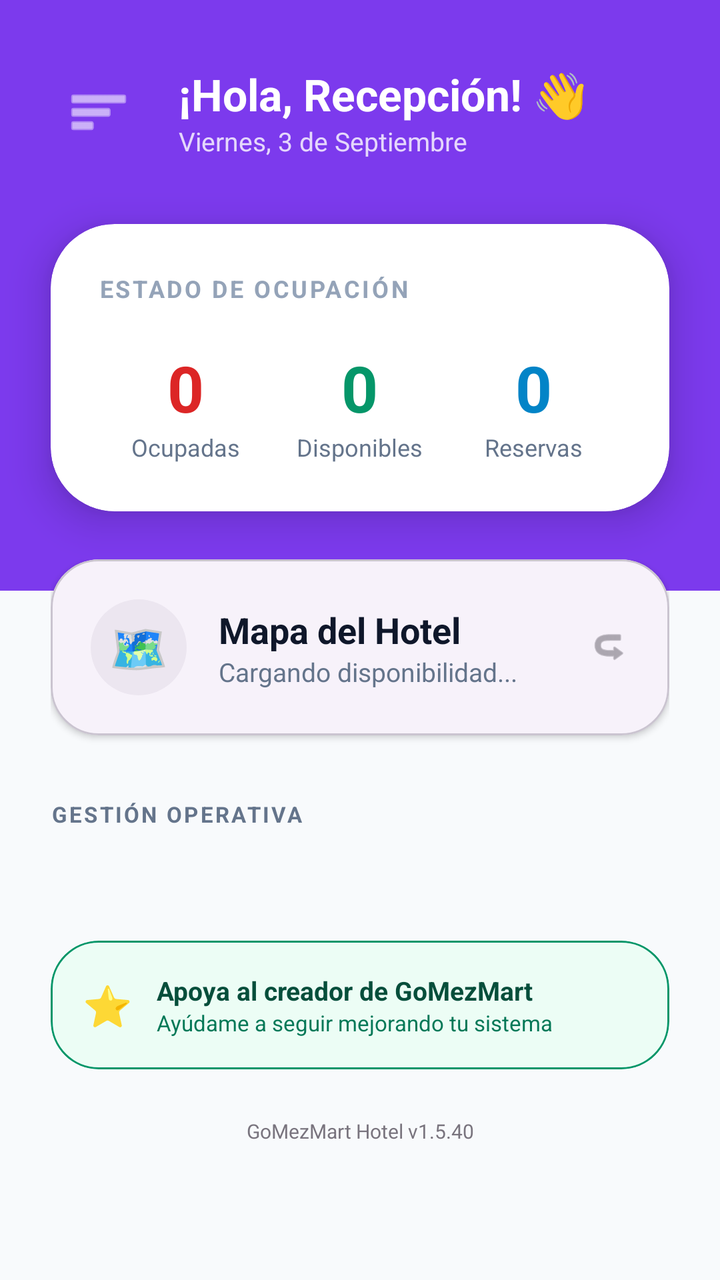
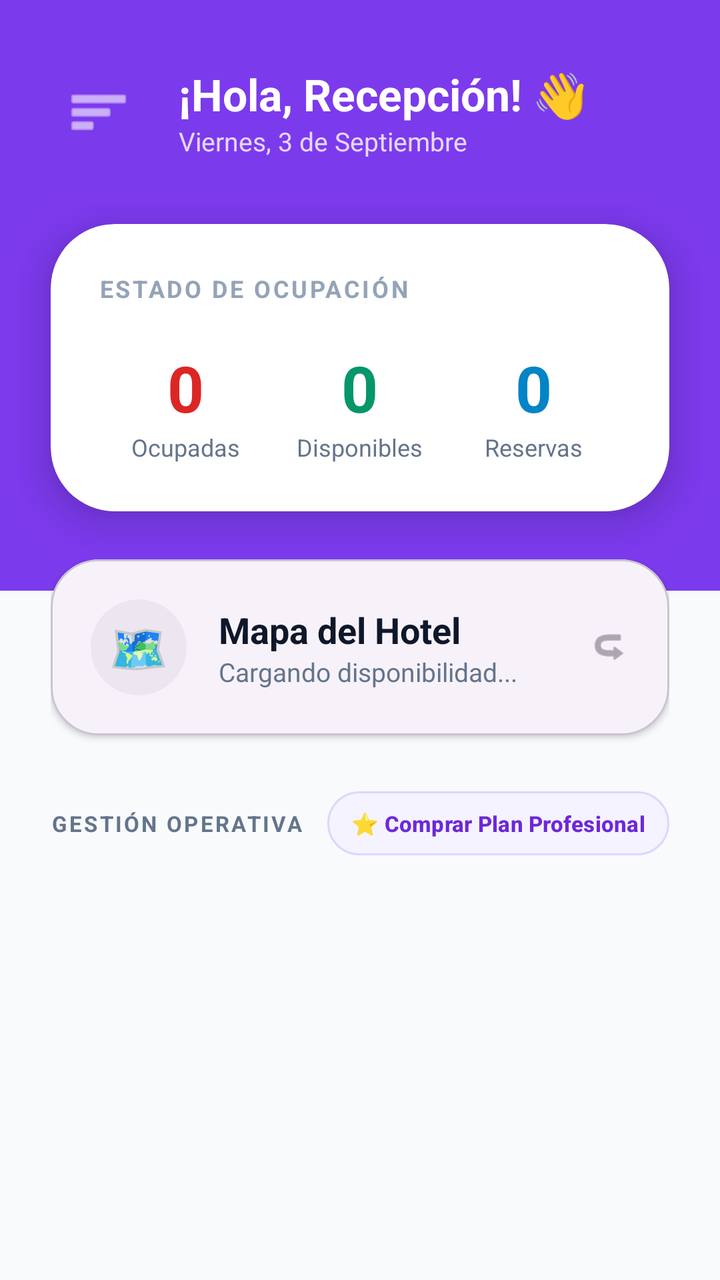

Compare the two renders of this Android layout. The source of the first and the diff that turns it into the second are given below.
<!-- AndroidManifest.xml: application theme Theme.Gomezmart -->
<!-- res/layout/fragment_hotel_home.xml -->
<?xml version="1.0" encoding="utf-8"?>
<androidx.coordinatorlayout.widget.CoordinatorLayout xmlns:android="http://schemas.android.com/apk/res/android"
    xmlns:app="http://schemas.android.com/apk/res-auto"
    xmlns:tools="http://schemas.android.com/tools"
    android:layout_width="match_parent"
    android:layout_height="match_parent"
    android:background="?attr/colorSurface">

    <androidx.constraintlayout.widget.Guideline
        android:id="@+id/guidelineLeftRoot"
        android:layout_width="wrap_content"
        android:layout_height="wrap_content"
        android:orientation="vertical"
        app:layout_constraintGuide_percent="0.06" />

    <androidx.constraintlayout.widget.Guideline
        android:id="@+id/guidelineRightRoot"
        android:layout_width="wrap_content"
        android:layout_height="wrap_content"
        android:orientation="vertical"
        app:layout_constraintGuide_percent="0.94" />

    <androidx.core.widget.NestedScrollView
        android:id="@+id/scrollHotelContent"
        android:layout_width="match_parent"
        android:layout_height="match_parent"
        android:fillViewport="true">

        <androidx.constraintlayout.widget.ConstraintLayout
            android:layout_width="match_parent"
            android:layout_height="wrap_content">

            
            <View
                android:id="@+id/hotelHeaderBackground"
                android:layout_width="match_parent"
                android:layout_height="0dp"
                android:background="@color/purple_600"
                app:layout_constraintBottom_toBottomOf="@id/cardHotelStatus"
                app:layout_constraintTop_toTopOf="parent"
                app:layout_constraintVertical_bias="0"
                android:layout_marginBottom="-40dp" />

            
            <androidx.constraintlayout.widget.Guideline
                android:id="@+id/guidelineLeft"
                android:layout_width="wrap_content"
                android:layout_height="wrap_content"
                android:orientation="vertical"
                app:layout_constraintGuide_percent="0.07" />

            <androidx.constraintlayout.widget.Guideline
                android:id="@+id/guidelineRight"
                android:layout_width="wrap_content"
                android:layout_height="wrap_content"
                android:orientation="vertical"
                app:layout_constraintGuide_percent="0.93" />

            
            <LinearLayout
                android:id="@+id/layoutHotelHeader"
                android:layout_width="0dp"
                android:layout_height="wrap_content"
                android:layout_marginTop="32dp"
                android:orientation="horizontal"
                android:gravity="center_vertical"
                app:layout_constraintStart_toStartOf="@id/guidelineLeft"
                app:layout_constraintEnd_toEndOf="@id/guidelineRight"
                app:layout_constraintTop_toTopOf="parent">

                <ImageButton
                    android:id="@+id/btnMenuHotel"
                    android:layout_width="48dp"
                    android:layout_height="48dp"
                    android:background="?attr/selectableItemBackgroundBorderless"
                    android:src="@android:drawable/ic_menu_sort_by_size"
                    app:tint="@color/white" />

                <LinearLayout
                    android:layout_width="0dp"
                    android:layout_height="wrap_content"
                    android:layout_weight="1"
                    android:orientation="vertical"
                    android:layout_marginStart="16dp">

                    <TextView
                        android:id="@+id/tvWelcome"
                        android:layout_width="wrap_content"
                        android:layout_height="wrap_content"
                        android:text="¡Hola, Recepción! 👋"
                        android:textSize="22sp"
                        android:textStyle="bold"
                        android:textColor="@color/white" />

                    <TextView
                        android:id="@+id/tvHotelDate"
                        android:layout_width="wrap_content"
                        android:layout_height="wrap_content"
                        android:text="Viernes, 3 de Septiembre"
                        android:textSize="13sp"
                        android:textColor="@color/white"
                        android:alpha="0.8" />
                </LinearLayout>
            </LinearLayout>

            
            <com.google.android.material.card.MaterialCardView
                android:id="@+id/cardHotelStatus"
                android:layout_width="0dp"
                android:layout_height="wrap_content"
                android:layout_marginTop="32dp"
                app:cardCornerRadius="32dp"
                app:cardElevation="12dp"
                app:strokeWidth="0dp"
                app:cardBackgroundColor="@color/white"
                app:layout_constraintTop_toBottomOf="@id/layoutHotelHeader"
                app:layout_constraintStart_toStartOf="@id/guidelineLeft"
                app:layout_constraintEnd_toEndOf="@id/guidelineRight">

                <LinearLayout
                    android:layout_width="match_parent"
                    android:layout_height="wrap_content"
                    android:orientation="vertical"
                    android:padding="24dp">

                    <TextView
                        android:layout_width="wrap_content"
                        android:layout_height="wrap_content"
                        android:text="ESTADO DE OCUPACIÓN"
                        android:textSize="12sp"
                        android:textStyle="bold"
                        android:textColor="@color/slate_400"
                        android:letterSpacing="0.1" />

                    <LinearLayout
                        android:layout_width="match_parent"
                        android:layout_height="wrap_content"
                        android:orientation="horizontal"
                        android:layout_marginTop="20dp"
                        android:weightSum="3">

                        
                        <LinearLayout
                            android:layout_width="0dp"
                            android:layout_height="wrap_content"
                            android:layout_weight="1"
                            android:orientation="vertical"
                            android:gravity="center">
                            <TextView
                                android:id="@+id/tvStatOccupied"
                                android:layout_width="wrap_content"
                                android:layout_height="wrap_content"
                                android:text="0"
                                android:textSize="32sp"
                                android:textStyle="bold"
                                android:textColor="@color/red_600" />
                            <TextView
                                android:layout_width="wrap_content"
                                android:layout_height="wrap_content"
                                android:text="Ocupadas"
                                android:textSize="12sp"
                                android:textColor="@color/slate_500" />
                        </LinearLayout>

                        
                        <LinearLayout
                            android:layout_width="0dp"
                            android:layout_height="wrap_content"
                            android:layout_weight="1"
                            android:orientation="vertical"
                            android:gravity="center">
                            <TextView
                                android:id="@+id/tvStatFree"
                                android:layout_width="wrap_content"
                                android:layout_height="wrap_content"
                                android:text="0"
                                android:textSize="32sp"
                                android:textStyle="bold"
                                android:textColor="@color/emerald_600" />
                            <TextView
                                android:layout_width="wrap_content"
                                android:layout_height="wrap_content"
                                android:text="Disponibles"
                                android:textSize="12sp"
                                android:textColor="@color/slate_500" />
                        </LinearLayout>

                        
                        <LinearLayout
                            android:layout_width="0dp"
                            android:layout_height="wrap_content"
                            android:layout_weight="1"
                            android:orientation="vertical"
                            android:gravity="center">
                            <TextView
                                android:id="@+id/tvStatReserved"
                                android:layout_width="wrap_content"
                                android:layout_height="wrap_content"
                                android:text="0"
                                android:textSize="32sp"
                                android:textStyle="bold"
                                android:textColor="@color/sky_600" />
                            <TextView
                                android:layout_width="wrap_content"
                                android:layout_height="wrap_content"
                                android:text="Reservas"
                                android:textSize="12sp"
                                android:textColor="@color/slate_500" />
                        </LinearLayout>
                    </LinearLayout>
                </LinearLayout>
            </com.google.android.material.card.MaterialCardView>

            
            <LinearLayout
                android:layout_width="0dp"
                android:layout_height="wrap_content"
                android:orientation="vertical"
                android:paddingTop="24dp"
                android:paddingBottom="120dp"
                app:layout_constraintTop_toBottomOf="@id/cardHotelStatus"
                app:layout_constraintStart_toStartOf="@id/guidelineLeft"
                app:layout_constraintEnd_toEndOf="@id/guidelineRight">

                
                <com.google.android.material.card.MaterialCardView
                    android:id="@+id/cardRoomsMap"
                    android:layout_width="match_parent"
                    android:layout_height="wrap_content"
                    app:cardCornerRadius="24dp"
                    app:cardElevation="2dp"
                    app:strokeWidth="1dp"
                    app:strokeColor="?attr/colorOutlineVariant"
                    app:cardBackgroundColor="?attr/colorSurfaceContainerLow"
                    android:clickable="true"
                    android:focusable="true">
                    <LinearLayout
                        android:layout_width="match_parent"
                        android:layout_height="wrap_content"
                        android:orientation="horizontal"
                        android:padding="20dp"
                        android:gravity="center_vertical">
                        <TextView
                            android:layout_width="48dp"
                            android:layout_height="48dp"
                            android:text="🗺️"
                            android:textSize="24sp"
                            android:gravity="center"
                            android:background="@drawable/bg_circle_surface" />
                        <LinearLayout
                            android:layout_width="0dp"
                            android:layout_height="wrap_content"
                            android:layout_weight="1"
                            android:orientation="vertical"
                            android:layout_marginStart="16dp">
                            <TextView
                                android:layout_width="wrap_content"
                                android:layout_height="wrap_content"
                                android:text="Mapa del Hotel"
                                android:textStyle="bold"
                                android:textSize="18sp"
                                android:textColor="?attr/colorOnSurface" />
                            <TextView
                                android:id="@+id/tvRoomsSummary"
                                android:layout_width="wrap_content"
                                android:layout_height="wrap_content"
                                android:text="Cargando disponibilidad..."
                                android:textSize="13sp"
                                android:textColor="?attr/colorOnSurfaceVariant" />
                        </LinearLayout>
                        <ImageView
                            android:layout_width="20dp"
                            android:layout_height="20dp"
                            android:src="@android:drawable/ic_menu_revert"
                            android:rotation="180"
                            app:tint="?attr/colorOutline" />
                    </LinearLayout>
                </com.google.android.material.card.MaterialCardView>

                <TextView
                    android:layout_width="wrap_content"
                    android:layout_height="wrap_content"
                    android:text="GESTIÓN OPERATIVA"
                    android:textStyle="bold"
                    android:textColor="?attr/colorOnSurfaceVariant"
                    android:textSize="11sp"
                    android:letterSpacing="0.1"
                    android:layout_marginTop="32dp"
                    android:layout_marginBottom="16dp" />

                
                <androidx.recyclerview.widget.RecyclerView
                    android:id="@+id/rvHotelToolsGrid"
                    android:layout_width="match_parent"
                    android:layout_height="wrap_content"
                    android:layout_marginTop="8dp"
                    android:nestedScrollingEnabled="false"
                    tools:listitem="@layout/item_hotel_tool_card" />

                
                <com.google.android.material.card.MaterialCardView
                    android:id="@+id/btnSupportCreatorHotel"
                    android:layout_width="match_parent"
                    android:layout_height="wrap_content"
                    android:layout_marginTop="32dp"
                    app:cardCornerRadius="24dp"
                    app:cardElevation="0dp"
                    app:strokeWidth="1dp"
                    app:strokeColor="@color/emerald_600"
                    app:cardBackgroundColor="@color/emerald_50"
                    android:clickable="true"
                    android:focusable="true">
                    <LinearLayout
                        android:layout_width="match_parent"
                        android:layout_height="wrap_content"
                        android:orientation="horizontal"
                        android:padding="16dp"
                        android:gravity="center_vertical">
                        <TextView
                            android:layout_width="wrap_content"
                            android:layout_height="wrap_content"
                            android:text="⭐"
                            android:textSize="20sp"
                            android:layout_marginEnd="12dp" />
                        <LinearLayout
                            android:layout_width="match_parent"
                            android:layout_height="wrap_content"
                            android:orientation="vertical">
                            <TextView
                                android:layout_width="wrap_content"
                                android:layout_height="wrap_content"
                                android:text="Apoya al creador de GoMezMart"
                                android:textSize="13sp"
                                android:textStyle="bold"
                                android:textColor="@color/emerald_900" />
                            <TextView
                                android:layout_width="wrap_content"
                                android:layout_height="wrap_content"
                                android:text="Ayúdame a seguir mejorando tu sistema"
                                android:textSize="11sp"
                                android:textColor="@color/emerald_700" />
                        </LinearLayout>
                    </LinearLayout>
                </com.google.android.material.card.MaterialCardView>

                <TextView
                    android:layout_width="match_parent"
                    android:layout_height="wrap_content"
                    android:text="GoMezMart Hotel v1.5.40"
                    android:textAlignment="center"
                    android:textSize="10sp"
                    android:textColor="?attr/colorOutline"
                    android:layout_marginTop="24dp" />

            </LinearLayout>

        </androidx.constraintlayout.widget.ConstraintLayout>
    </androidx.core.widget.NestedScrollView>

</androidx.coordinatorlayout.widget.CoordinatorLayout>
<!-- res/layout/item_hotel_tool_card.xml (included above) -->
<?xml version="1.0" encoding="utf-8"?>
<com.google.android.material.card.MaterialCardView xmlns:android="http://schemas.android.com/apk/res/android"
    xmlns:app="http://schemas.android.com/apk/res-auto"
    android:layout_width="match_parent"
    android:layout_height="wrap_content"
    android:layout_margin="6dp"
    app:cardCornerRadius="24dp"
    app:cardElevation="1dp"
    app:strokeWidth="1dp"
    app:strokeColor="?attr/colorOutlineVariant"
    app:cardBackgroundColor="?attr/colorSurfaceContainerLow"
    android:clickable="true"
    android:focusable="true"
    android:foreground="?attr/selectableItemBackground">

    <FrameLayout
        android:layout_width="match_parent"
        android:layout_height="match_parent">

        <LinearLayout
            android:layout_width="match_parent"
            android:layout_height="wrap_content"
            android:orientation="vertical"
            android:padding="16dp"
            android:gravity="center"
            android:minHeight="140dp">

            <TextView
                android:id="@+id/tvToolEmoji"
                android:layout_width="48dp"
                android:layout_height="48dp"
                android:text="🚀"
                android:textSize="32sp"
                android:gravity="center"
                android:visibility="visible" />

            <ImageView
                android:id="@+id/ivToolIcon"
                android:layout_width="32dp"
                android:layout_height="32dp"
                android:src="@android:drawable/ic_menu_my_calendar"
                app:tint="?attr/colorPrimary"
                android:visibility="gone" />

            <TextView
                android:id="@+id/tvToolName"
                android:layout_width="wrap_content"
                android:layout_height="wrap_content"
                android:text="Herramienta"
                android:textSize="13sp"
                android:textStyle="bold"
                android:layout_marginTop="12dp"
                android:textColor="?attr/colorOnSurface"
                android:textAlignment="center" />

        </LinearLayout>

        
        <View
            android:id="@+id/viewToolBadge"
            android:layout_width="12dp"
            android:layout_height="12dp"
            android:layout_gravity="top|end"
            android:layout_margin="16dp"
            android:background="@drawable/bg_circle_red"
            android:visibility="gone" />

    </FrameLayout>
</com.google.android.material.card.MaterialCardView>
<!-- resources referenced by this layout -->
<resources>
  <color name="emerald_50">#ECFDF5</color>
  <color name="emerald_600">#059669</color>
  <color name="emerald_700">#047857</color>
  <color name="emerald_900">#064E3B</color>
  <color name="purple_600">#7C3AED</color>
  <color name="red_600">#DC2626</color>
  <color name="sky_600">#0284C7</color>
  <color name="slate_400">#94A3B8</color>
  <color name="slate_500">#64748B</color>
  <color name="white">#FFFFFFFF</color>
  <!-- drawable bg_circle_red (drawable) -->
  <?xml version="1.0" encoding="utf-8"?>
  <shape xmlns:android="http://schemas.android.com/apk/res/android"
      android:shape="oval">
      <solid android:color="@color/red_600" />
      <stroke android:width="1.5dp" android:color="@android:color/white" />
  </shape>
  <!-- drawable bg_circle_surface (drawable) -->
  <?xml version="1.0" encoding="utf-8"?>
  <shape xmlns:android="http://schemas.android.com/apk/res/android"
      android:shape="oval">
      <solid android:color="?attr/colorSurfaceContainerHigh" />
  </shape>
  <style name="Theme.Gomezmart" parent="Base.Theme.Gomezmart" />
  <style name="Base.Theme.Gomezmart" parent="Theme.Material3.DayNight.NoActionBar">
          <item name="colorPrimary">@color/purple_600</item>
          <item name="colorOnPrimary">@color/white</item>
          <item name="colorSecondary">@color/indigo_500</item>
          <item name="colorSurface">@color/slate_50</item>
          <item name="colorOnSurface">@color/slate_900</item>
          <item name="colorOnSurfaceVariant">@color/slate_500</item>
          <item name="colorSurfaceContainer">@color/white</item>
          <item name="android:windowBackground">@color/slate_50</item>
      </style>
  <color name="indigo_500">#6366F1</color>
  <color name="slate_50">#F8FAFC</color>
  <color name="slate_900">#0F172A</color>
</resources>

<!-- the commit's change to res/layout/fragment_hotel_home.xml (unified diff, before → after) -->
@@ -6,25 +6,13 @@
     android:layout_height="match_parent"
     android:background="?attr/colorSurface">
 
-    <androidx.constraintlayout.widget.Guideline
-        android:id="@+id/guidelineLeftRoot"
-        android:layout_width="wrap_content"
-        android:layout_height="wrap_content"
-        android:orientation="vertical"
-        app:layout_constraintGuide_percent="0.06" />
-
-    <androidx.constraintlayout.widget.Guideline
-        android:id="@+id/guidelineRightRoot"
-        android:layout_width="wrap_content"
-        android:layout_height="wrap_content"
-        android:orientation="vertical"
-        app:layout_constraintGuide_percent="0.94" />
-
     <androidx.core.widget.NestedScrollView
         android:id="@+id/scrollHotelContent"
         android:layout_width="match_parent"
         android:layout_height="match_parent"
-        android:fillViewport="true">
+        android:fillViewport="true"
+        android:clipToPadding="false"
+        android:paddingBottom="100dp">
 
         <androidx.constraintlayout.widget.ConstraintLayout
             android:layout_width="match_parent"
@@ -277,16 +265,43 @@
                     </LinearLayout>
                 </com.google.android.material.card.MaterialCardView>
 
-                <TextView
-                    android:layout_width="wrap_content"
-                    android:layout_height="wrap_content"
-                    android:text="GESTIÓN OPERATIVA"
-                    android:textStyle="bold"
-                    android:textColor="?attr/colorOnSurfaceVariant"
-                    android:textSize="11sp"
-                    android:letterSpacing="0.1"
-                    android:layout_marginTop="32dp"
-                    android:layout_marginBottom="16dp" />
+                <LinearLayout
+                    android:layout_width="match_parent"
+                    android:layout_height="wrap_content"
+                    android:orientation="horizontal"
+                    android:gravity="center_vertical"
+                    android:layout_marginTop="28dp"
+                    android:layout_marginBottom="12dp">
+
+                    <TextView
+                        android:layout_width="0dp"
+                        android:layout_height="wrap_content"
+                        android:layout_weight="1"
+                        android:text="GESTIÓN OPERATIVA"
+                        android:textStyle="bold"
+                        android:textColor="?attr/colorOnSurfaceVariant"
+                        android:textSize="11sp"
+                        android:letterSpacing="0.1" />
+
+                    <com.google.android.material.button.MaterialButton
+                        android:id="@+id/btnHotelPlanPro"
+                        style="@style/Widget.Material3.Button.TonalButton"
+                        android:layout_width="wrap_content"
+                        android:layout_height="32dp"
+                        android:minHeight="0dp"
+                        android:paddingHorizontal="12dp"
+                        android:paddingVertical="0dp"
+                        android:text="⭐ Comprar Plan Profesional"
+                        android:textSize="11sp"
+                        android:textStyle="bold"
+                        android:textColor="@color/purple_700"
+                        app:backgroundTint="@color/purple_50"
+                        app:strokeColor="@color/purple_200"
+                        app:strokeWidth="1dp"
+                        app:cornerRadius="16dp"
+                        android:insetTop="0dp"
+                        android:insetBottom="0dp" />
+                </LinearLayout>
 
                 
                 <androidx.recyclerview.widget.RecyclerView
@@ -296,61 +311,6 @@
                     android:layout_marginTop="8dp"
                     android:nestedScrollingEnabled="false"
                     tools:listitem="@layout/item_hotel_tool_card" />
-
-                
-                <com.google.android.material.card.MaterialCardView
-                    android:id="@+id/btnSupportCreatorHotel"
-                    android:layout_width="match_parent"
-                    android:layout_height="wrap_content"
-                    android:layout_marginTop="32dp"
-                    app:cardCornerRadius="24dp"
-                    app:cardElevation="0dp"
-                    app:strokeWidth="1dp"
-                    app:strokeColor="@color/emerald_600"
-                    app:cardBackgroundColor="@color/emerald_50"
-                    android:clickable="true"
-                    android:focusable="true">
-                    <LinearLayout
-                        android:layout_width="match_parent"
-                        android:layout_height="wrap_content"
-                        android:orientation="horizontal"
-                        android:padding="16dp"
-                        android:gravity="center_vertical">
-                        <TextView
-                            android:layout_width="wrap_content"
-                            android:layout_height="wrap_content"
-                            android:text="⭐"
-                            android:textSize="20sp"
-                            android:layout_marginEnd="12dp" />
-                        <LinearLayout
-                            android:layout_width="match_parent"
-                            android:layout_height="wrap_content"
-                            android:orientation="vertical">
-                            <TextView
-                                android:layout_width="wrap_content"
-                                android:layout_height="wrap_content"
-                                android:text="Apoya al creador de GoMezMart"
-                                android:textSize="13sp"
-                                android:textStyle="bold"
-                                android:textColor="@color/emerald_900" />
-                            <TextView
-                                android:layout_width="wrap_content"
-                                android:layout_height="wrap_content"
-                                android:text="Ayúdame a seguir mejorando tu sistema"
-                                android:textSize="11sp"
-                                android:textColor="@color/emerald_700" />
-                        </LinearLayout>
-                    </LinearLayout>
-                </com.google.android.material.card.MaterialCardView>
-
-                <TextView
-                    android:layout_width="match_parent"
-                    android:layout_height="wrap_content"
-                    android:text="GoMezMart Hotel v1.5.40"
-                    android:textAlignment="center"
-                    android:textSize="10sp"
-                    android:textColor="?attr/colorOutline"
-                    android:layout_marginTop="24dp" />
 
             </LinearLayout>
 
@@ -364,65 +324,74 @@
     xmlns:app="http://schemas.android.com/apk/res-auto"
     android:layout_width="match_parent"
     android:layout_height="wrap_content"
-    android:layout_margin="6dp"
-    app:cardCornerRadius="24dp"
-    app:cardElevation="1dp"
-    app:strokeWidth="1dp"
-    app:strokeColor="?attr/colorOutlineVariant"
-    app:cardBackgroundColor="?attr/colorSurfaceContainerLow"
+    android:layout_margin="4dp"
+    app:cardCornerRadius="20dp"
+    app:cardElevation="2dp"
+    app:strokeWidth="1.2dp"
+    app:strokeColor="@color/slate_200"
+    app:cardBackgroundColor="@color/white"
     android:clickable="true"
     android:focusable="true"
     android:foreground="?attr/selectableItemBackground">
 
     <FrameLayout
         android:layout_width="match_parent"
-        android:layout_height="match_parent">
+        android:layout_height="wrap_content">
 
         <LinearLayout
             android:layout_width="match_parent"
             android:layout_height="wrap_content"
             android:orientation="vertical"
-            android:padding="16dp"
+            android:paddingHorizontal="8dp"
+            android:paddingVertical="14dp"
             android:gravity="center"
-            android:minHeight="140dp">
-
-            <TextView
-                android:id="@+id/tvToolEmoji"
-                android:layout_width="48dp"
-                android:layout_height="48dp"
-                android:text="🚀"
-                android:textSize="32sp"
-                android:gravity="center"
-                android:visibility="visible" />
+            android:minHeight="112dp">
+
+            <FrameLayout
+                android:layout_width="44dp"
+                android:layout_height="44dp"
+                android:background="@drawable/bg_circle_light_purple">
+
+                <TextView
+                    android:id="@+id/tvToolEmoji"
+                    android:layout_width="wrap_content"
+                    android:layout_height="wrap_content"
+                    android:layout_gravity="center"
+                    android:text="🚀"
+                    android:textSize="22sp" />
+            </FrameLayout>
 
             <ImageView
                 android:id="@+id/ivToolIcon"
-                android:layout_width="32dp"
-                android:layout_height="32dp"
+                android:layout_width="28dp"
+                android:layout_height="28dp"
                 android:src="@android:drawable/ic_menu_my_calendar"
-                app:tint="?attr/colorPrimary"
+                app:tint="@color/purple_600"
                 android:visibility="gone" />
 
             <TextView
                 android:id="@+id/tvToolName"
-                android:layout_width="wrap_content"
+                android:layout_width="match_parent"
                 android:layout_height="wrap_content"
                 android:text="Herramienta"
-                android:textSize="13sp"
+                android:textSize="12sp"
                 android:textStyle="bold"
-                android:layout_marginTop="12dp"
-                android:textColor="?attr/colorOnSurface"
-                android:textAlignment="center" />
+                android:layout_marginTop="8dp"
+                android:textColor="@color/slate_800"
+                android:gravity="center"
+                android:maxLines="2"
+                android:ellipsize="end"
+                android:lineSpacingExtra="1dp" />
 
         </LinearLayout>
 
         
         <View
             android:id="@+id/viewToolBadge"
-            android:layout_width="12dp"
-            android:layout_height="12dp"
+            android:layout_width="10dp"
+            android:layout_height="10dp"
             android:layout_gravity="top|end"
-            android:layout_margin="16dp"
+            android:layout_margin="10dp"
             android:background="@drawable/bg_circle_red"
             android:visibility="gone" />
 
<!-- resource entries referenced after the edit -->
@@ -1,15 +1,22 @@
 <!-- resources referenced by this layout -->
 <resources>
-  <color name="emerald_50">#ECFDF5</color>
   <color name="emerald_600">#059669</color>
-  <color name="emerald_700">#047857</color>
-  <color name="emerald_900">#064E3B</color>
+  <color name="purple_200">#DDD6FE</color>
+  <color name="purple_50">#F5F3FF</color>
   <color name="purple_600">#7C3AED</color>
+  <color name="purple_700">#6D28D9</color>
   <color name="red_600">#DC2626</color>
   <color name="sky_600">#0284C7</color>
+  <color name="slate_200">#E2E8F0</color>
   <color name="slate_400">#94A3B8</color>
   <color name="slate_500">#64748B</color>
+  <color name="slate_800">#1E293B</color>
   <color name="white">#FFFFFFFF</color>
+  <!-- drawable bg_circle_light_purple (drawable) -->
+  <?xml version="1.0" encoding="utf-8"?>
+  <shape xmlns:android="http://schemas.android.com/apk/res/android" android:shape="oval">
+      <solid android:color="#F3E5F5" />
+  </shape>
   <!-- drawable bg_circle_red (drawable) -->
   <?xml version="1.0" encoding="utf-8"?>
   <shape xmlns:android="http://schemas.android.com/apk/res/android"
